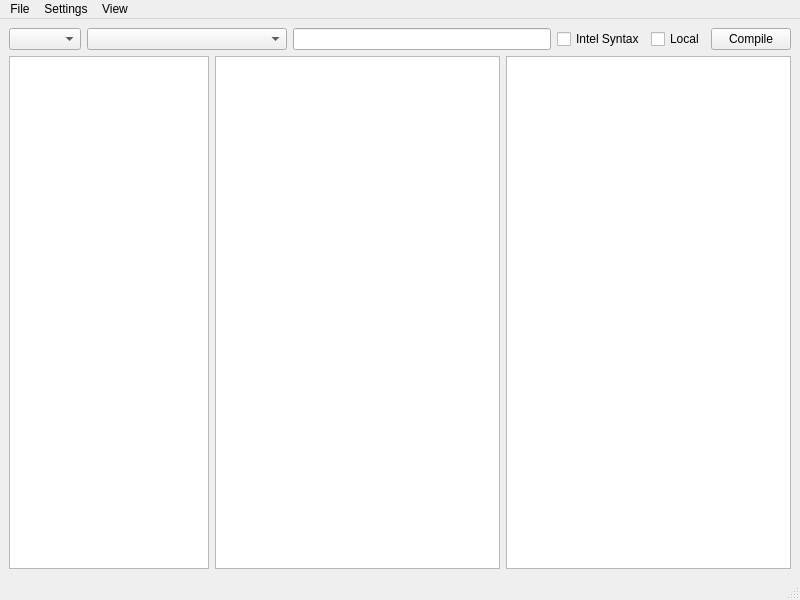
Old version of the form src/mainwindow.ui in the repository Waqar144/QCompilerExplorer.
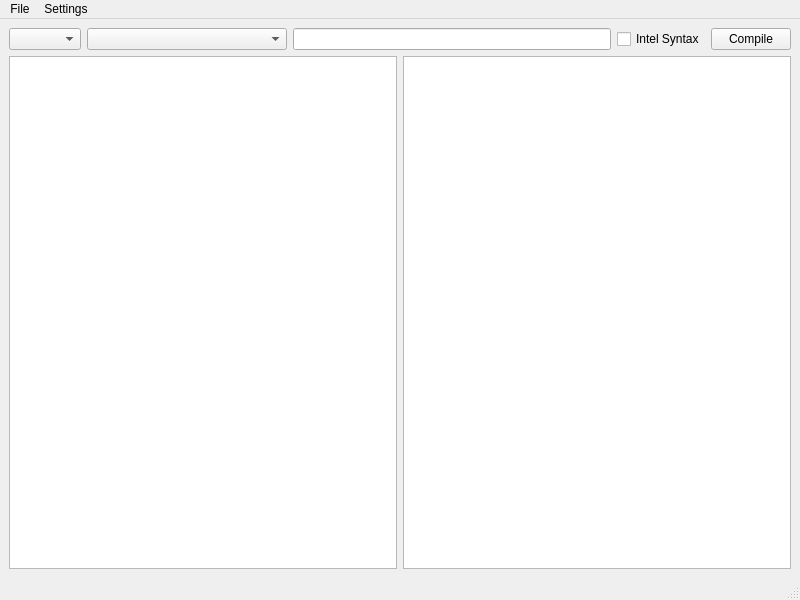
New version of the form. Icons and pictures are not drawn. Custom widgets are drawn as their Qt base class.

Commit message: Remove extra UI items and options

Patch:
```diff
--- a/src/mainwindow.ui
+++ b/src/mainwindow.ui
@@ -56,13 +56,6 @@
             </property>
            </widget>
           </item>
-          <item>
-           <widget class="QCheckBox" name="localCheckbox">
-            <property name="text">
-             <string>Local</string>
-            </property>
-           </widget>
-          </item>
           <item>
            <widget class="QPushButton" name="compileButton">
             <property name="text">
@@ -78,28 +71,6 @@
     </item>
     <item>
      <layout class="QHBoxLayout" name="horizontalLayout_5">
-      <item>
-       <widget class="FileListWidget" name="fileListWidget">
-        <property name="sizePolicy">
-         <sizepolicy hsizetype="MinimumExpanding" vsizetype="Expanding">
-          <horstretch>0</horstretch>
-          <verstretch>0</verstretch>
-         </sizepolicy>
-        </property>
-        <property name="minimumSize">
-         <size>
-          <width>200</width>
-          <height>0</height>
-         </size>
-        </property>
-        <property name="maximumSize">
-         <size>
-          <width>200</width>
-          <height>16777215</height>
-         </size>
-        </property>
-       </widget>
-      </item>
       <item>
        <layout class="QHBoxLayout" name="horizontalLayout_4">
         <item>
@@ -137,15 +108,8 @@
     <addaction name="actionSave_asm_to_file"/>
     <addaction name="actionSave_code_to_file"/>
    </widget>
-   <widget class="QMenu" name="menuView">
-    <property name="title">
-     <string>View</string>
-    </property>
-    <addaction name="actionFileBrowser"/>
-   </widget>
    <addaction name="menuFile"/>
    <addaction name="menuSettings"/>
-   <addaction name="menuView"/>
   </widget>
   <widget class="QStatusBar" name="statusbar"/>
   <action name="actionSettings">
@@ -196,11 +160,6 @@
    <extends>QLineEdit</extends>
    <header location="global">widgets/argslineedit.h</header>
   </customwidget>
-  <customwidget>
-   <class>FileListWidget</class>
-   <extends>QListWidget</extends>
-   <header location="global">widgets/filelistwidget.h</header>
-  </customwidget>
  </customwidgets>
  <resources/>
  <connections/>
```
Left out of the diff: 1 changed line with no effect on the pictures. The commit also changes 3 other files.
